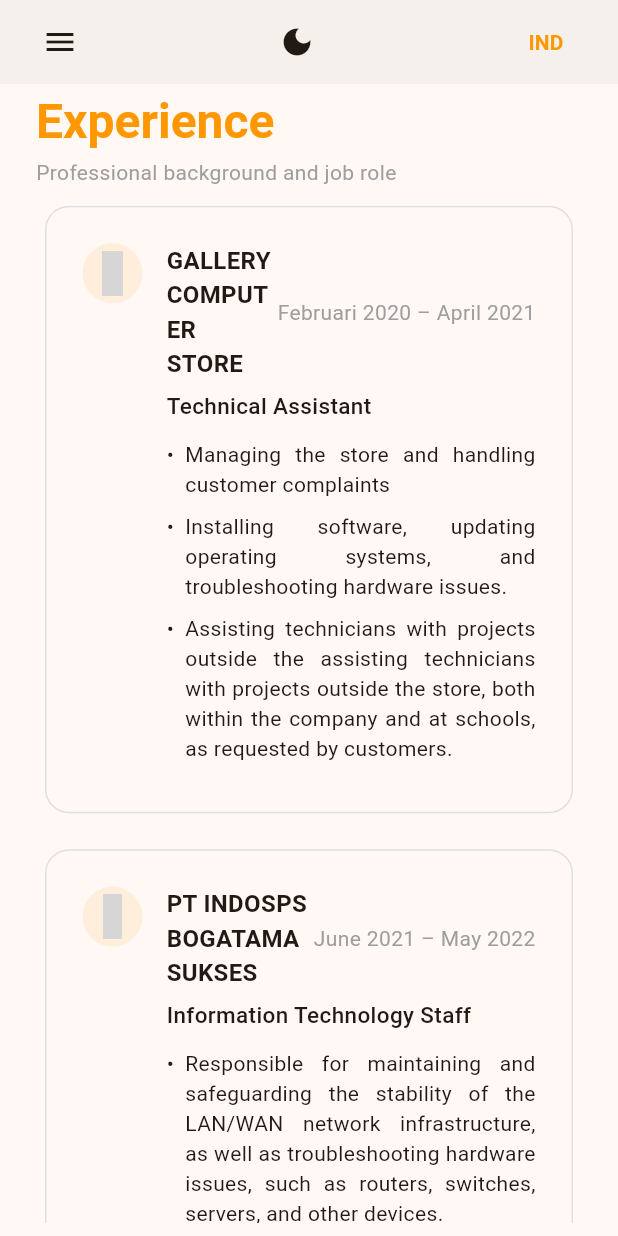
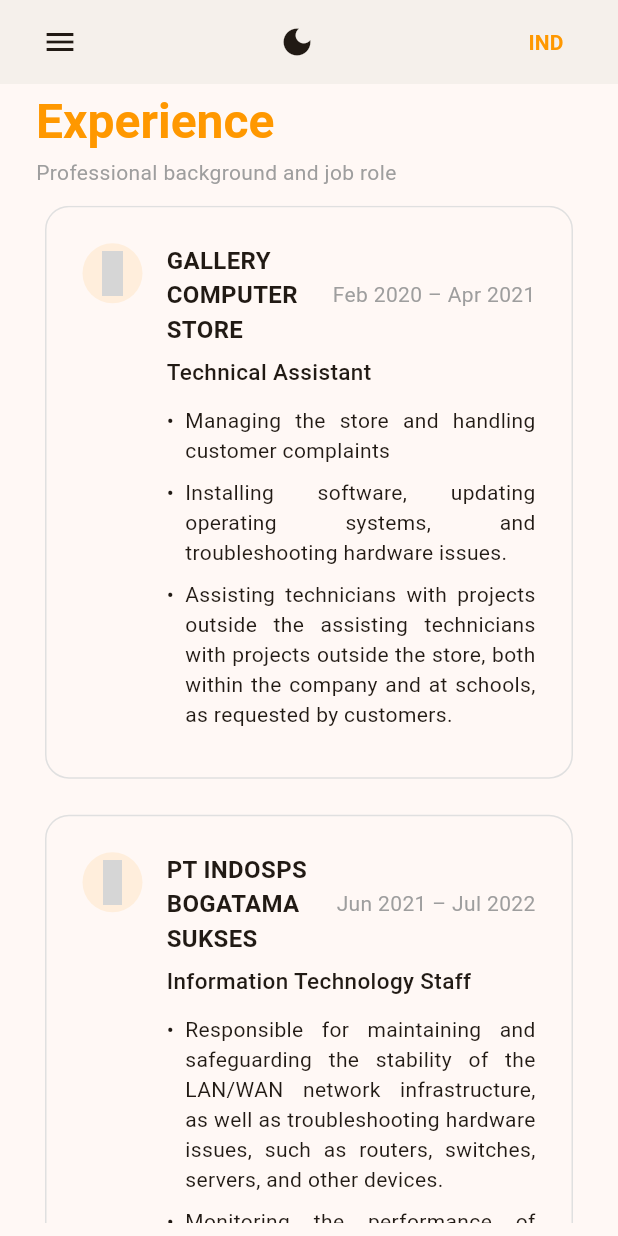
Before and after one commit to isrohadi18/p-isrohadi18, a Flutter app: the screen it shows after launch, scrolled down 1728 dp, on a phone screen of 412 x 824 dp. Run offline on Flutter 3.47's test engine with Material 3 defaults, Android fonts, the phone set to English and light mode, and no system bars; drawn by our look-alikes of flutter_animate; our stand-ins replace animated_text_kit; network calls fail; grey boxes are pictures that could not be loaded.

Commit message:
selaraskan sourcecode certificate

```diff
--- a/lib/main.dart
+++ b/lib/main.dart
@@ -21,7 +21,7 @@
   {
     'title': 'Experience',
     'icon': Icons.timeline_rounded,
-    'page': const ExperiencePage(),
+    'page': ExperiencePage(),
   },
   {
     'title': 'Projects',
@@ -133,7 +133,7 @@
           {
             'title': AppText.get('experience', lang),
             'icon': Icons.timeline_rounded,
-            'page': const ExperiencePage(),
+            'page': ExperiencePage(),
           },
           {
             'title': AppText.get('projects', lang),
@@ -417,7 +417,7 @@
   static String get(String key, String lang) {
     final Map<String, Map<String, String>> data = {
       'home': {'en': 'Home', 'id': 'Beranda'},
-      'about': {'en': 'About', 'id': 'Tentang'},
+      'about': {'en': 'Profile', 'id': 'Profil'},
       'experience': {'en': 'Experience', 'id': 'Pengalaman'},
       'projects': {'en': 'Projects', 'id': 'Proyek'},
       'certificate': {'en': 'Certificate', 'id': 'Sertifikat'},
--- a/lib/pages/about_page.dart
+++ b/lib/pages/about_page.dart
@@ -107,7 +107,6 @@
                       const SizedBox(height: 1.6),
                       bhsText(
                         context: context,
-
                         en:
                             'And if you\'re concerned about code structure, spacing, or semicolons — let’s talk about it.',
 
@@ -125,7 +124,7 @@
 
                         style: Theme.of(
                           context,
-                        ).textTheme.headlineSmall?.copyWith(
+                        ).textTheme.headlineMedium?.copyWith(
                           color:
                               isDark
                                   ? Theme.of(context).colorScheme.primary
@@ -368,7 +367,7 @@
 
                         style: Theme.of(
                           context,
-                        ).textTheme.headlineSmall?.copyWith(
+                        ).textTheme.headlineMedium?.copyWith(
                           color:
                               isDark
                                   ? Theme.of(context).colorScheme.primary
@@ -700,7 +699,7 @@
           padding: const EdgeInsets.only(left: 0), //
           child: Text(
             title,
-            style: Theme.of(context).textTheme.headlineLarge?.copyWith(
+            style: Theme.of(context).textTheme.headlineMedium?.copyWith(
               color: Theme.of(context).colorScheme.primary,
               fontWeight: FontWeight.bold,
             ),
--- a/lib/pages/experience_page.dart
+++ b/lib/pages/experience_page.dart
@@ -1,5 +1,6 @@
 import 'package:flutter/material.dart';
 import 'package:flutter_animate/flutter_animate.dart';
+import '../main.dart';
 
 bool isMobileLayout(BuildContext context) {
   return MediaQuery.of(context).size.width < 768;
@@ -10,6 +11,9 @@
 
   @override
   Widget build(BuildContext context) {
+    return ValueListenableBuilder<String>(
+      valueListenable: MyApp.languageNotifier,
+      builder: (context, lang, _) {
         final isMobile = isMobileLayout(context);
 
         return CustomScrollView(
@@ -36,6 +40,8 @@
 
             const SliverToBoxAdapter(child: SizedBox(height: 64)),
           ],
+        );
+      },
     );
   }
 }
@@ -95,7 +101,7 @@
 final List<Experience> experienceList = [
   Experience(
     company: 'GALLERY COMPUTER STORE',
-    period: 'Februari 2020 – April 2021',
+    period: 'Feb 2020 – Apr 2021',
     role: 'Technical Assistant',
     logo: '../../assets/images/experience/companygc.png',
     highlights: [
@@ -107,7 +113,7 @@
 
   Experience(
     company: 'PT INDOSPS BOGATAMA SUKSES',
-    period: 'June 2021 – May 2022',
+    period: 'Jun 2021 – Jul 2022',
     role: 'Information Technology Staff',
     logo: '../../assets/images/experience/companyibs.png',
     highlights: [
@@ -119,7 +125,7 @@
 
   Experience(
     company: 'PT INDOSPS BOGATAMA SUKSES',
-    period: 'June 2022 – July 2024',
+    period: 'Jun 2022 – Jul 2024',
     role: 'Graphic Design Marketing',
     logo: '../../assets/images/experience/companyibs.png',
     highlights: [
@@ -212,7 +218,7 @@
 
                   // ROLE
                   Text(
-                    exp.role,
+                    EnIdExp(context, exp.role),
                     style: const TextStyle(
                       fontSize: ExperienceTextStyle.roleSize,
                       fontWeight: FontWeight.w500,
@@ -231,7 +237,7 @@
                           const Text('•  '),
                           Expanded(
                             child: Text(
-                              item,
+                              EnIdExp(context, item),
                               textAlign: TextAlign.justify,
                               style: const TextStyle(
                                 fontSize: ExperienceTextStyle.bulletSize,
@@ -313,7 +319,8 @@
   @override
   Widget build(BuildContext context) {
     return Tooltip(
-      message: 'Company: $companyName',
+      message: EnIdCompany(context, 'Company: $companyName'),
+
       decoration: BoxDecoration(
         color: Theme.of(context).colorScheme.surface,
         borderRadius: BorderRadius.circular(8),
@@ -386,16 +393,20 @@
         crossAxisAlignment: CrossAxisAlignment.start,
         mainAxisAlignment: MainAxisAlignment.end,
         children: [
-          Text(
-            'Experience',
+          bhsText(
+            context: context,
+            en: 'Experience',
+            id: 'Pengalaman',
             style: theme.textTheme.headlineLarge?.copyWith(
               color: theme.colorScheme.primary,
               fontWeight: FontWeight.bold,
             ),
           ),
           const SizedBox(height: 4),
-          Text(
-            'Professional background and job role',
+          bhsText(
+            context: context,
+            en: 'Professional background and job role',
+            id: 'Latar belakang profesional dan peran pekerjaan',
             style: theme.textTheme.bodyMedium?.copyWith(color: Colors.grey),
           ),
         ],
@@ -405,6 +416,55 @@
 
   @override
   bool shouldRebuild(covariant SliverPersistentHeaderDelegate oldDelegate) {
-    return false;
+    return true;
   }
 }
+
+String EnIdCompany(BuildContext context, String text) {
+  final isEnglish = MyApp.languageNotifier.value == 'en';
+
+  if (isEnglish) return text;
+
+  return text.replaceFirst('Company:', 'Perusahaan:');
+}
+
+String EnIdExp(BuildContext context, String text) {
+  final isEnglish = MyApp.languageNotifier.value == 'en';
+
+  if (isEnglish) return text;
+
+  const Map<String, String> idMap = {
+    'Technical Assistant': 'Asisten Teknisi',
+    'Information Technology Staff': 'Staf Teknologi Informasi',
+    'Graphic Design Marketing': 'Desain Grafis Marketing',
+
+    'Managing the store and handling customer complaints':
+        'Mengelola toko dan menangani keluhan pelanggan',
+
+    'Installing software, updating operating systems, and troubleshooting hardware issues.':
+        'Menginstal software, memperbarui sistem operasi, dan troubleshooting hardware.',
+
+    'Assisting technicians with projects outside the assisting technicians with projects outside the store, both within the company and at schools, as requested by customers.':
+        'Membantu teknisi dalam proyek-proyek di luar toko, baik di dalam perusahaan maupun di sekolah-sekolah, sesuai permintaan pelanggan.',
+
+    'Responsible for maintaining and safeguarding the stability of the LAN/WAN network infrastructure, as well as troubleshooting hardware issues, such as routers, switches, servers, and other devices.':
+        'Bertanggung jawab menjaga stabilitas infrastruktur jaringan LAN/WAN serta troubleshooting perangkat seperti router, switch, dan server.',
+
+    'Monitoring the performance of company servers and websites to ensure their stability.':
+        'Memantau performa server dan website perusahaan untuk memastikan kestabilannya.',
+
+    'Installing software, updating operating systems, and device drivers.':
+        'Menginstal perangkat lunak, memperbarui sistem operasi, dan driver sistem.',
+
+    'Creating product designs for daily posts on the company\'s social media channels.':
+        'Membuat desain produk untuk postingan harian media sosial perusahaan.',
+
+    'Developing strategies with the team and developing customer interest in the companyn\'s products online.':
+        'Mengembangkan strategi bersama tim untuk meningkatkan minat pelanggan terhadap produk perusahaan secara online.',
+
+    'Design project request in each division. Creating designs on food product packaging.':
+        'Mengerjakan permintaan desain tiap divisi dan membuat desain kemasan produk makanan.',
+  };
+
+  return idMap[text] ?? text;
+}
```
Lines whose indentation alone changed are shown as unchanged.
